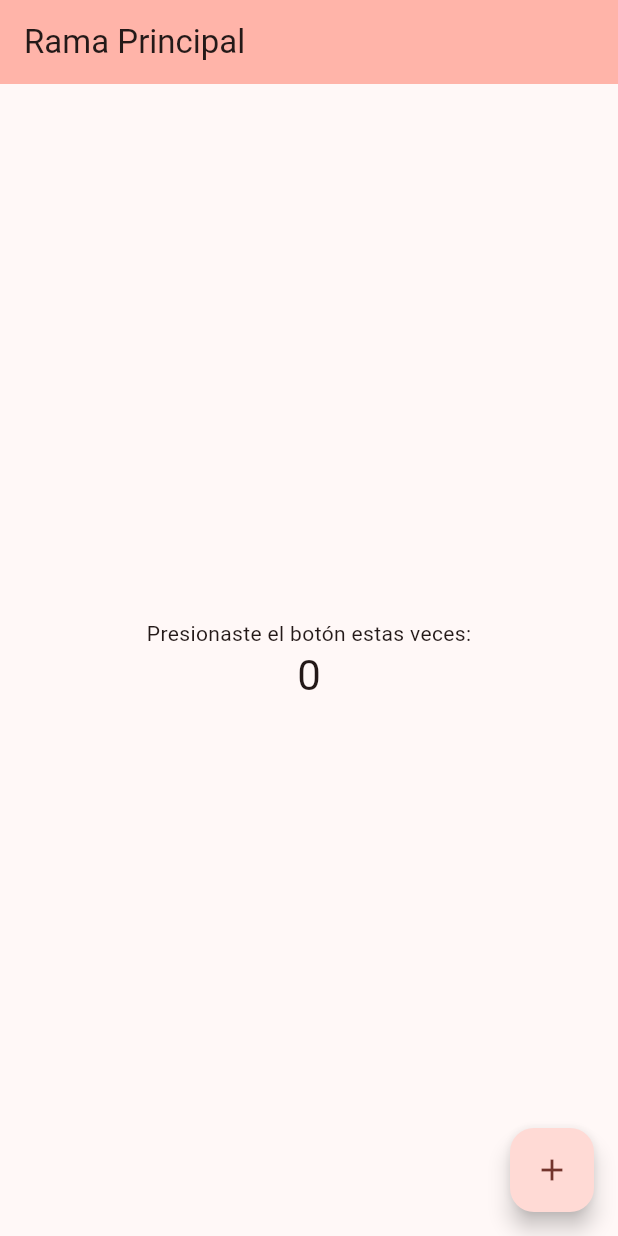
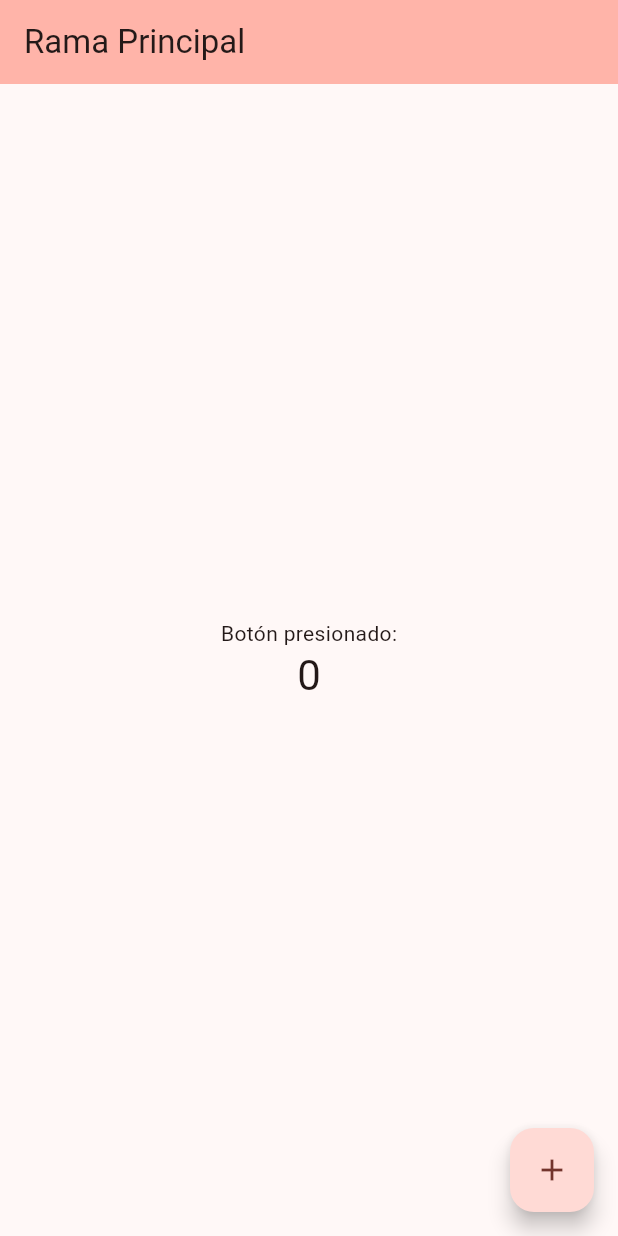
Before and after one commit to mida111/AppCursoGit, a Flutter app: the screen it shows after launch, on a phone screen of 412 x 824 dp. Run offline on Flutter 3.47's test engine with Material 3 defaults, Android fonts, the phone set to English and light mode, and no system bars.

Commit message:
Se actualizó el texto central

```diff
--- a/lib/main.dart
+++ b/lib/main.dart
@@ -50,7 +50,7 @@ class _MyHomePageState extends State<MyHomePage> {
         child: Column(
           mainAxisAlignment: MainAxisAlignment.center,
           children: <Widget>[
-            const Text('Presionaste el botón estas veces:'),
+            const Text('Botón presionado:'),
             Text(
               '$_counter',
               style: Theme.of(context).textTheme.headlineMedium,
```
